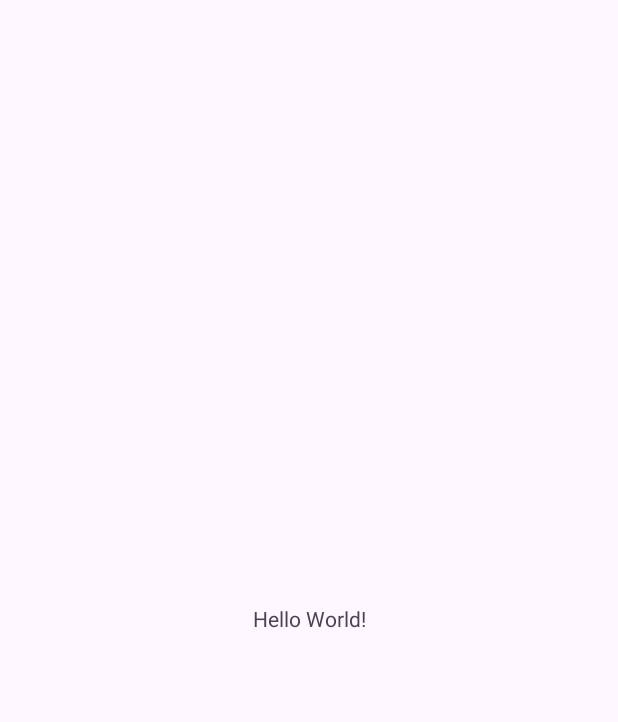
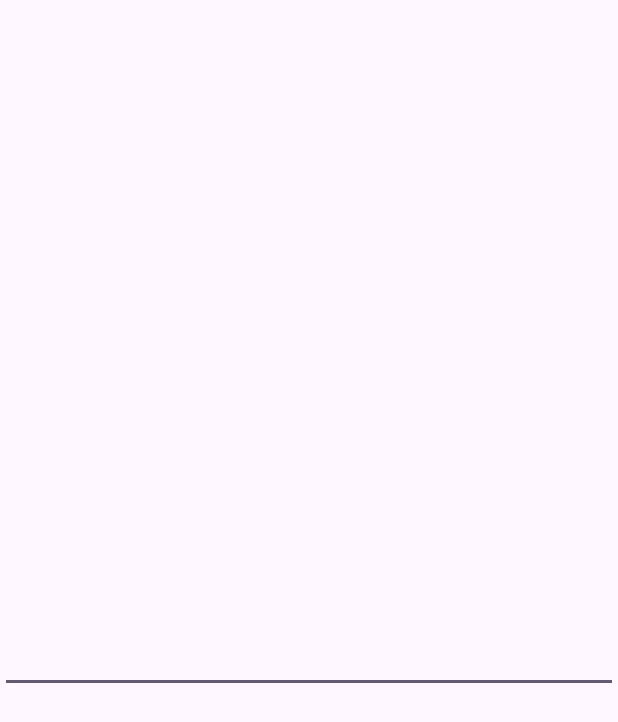
Before and after one commit to duchieu123456/nguyenduchieu, an Android app: the screen it shows after launch (MainActivity), on a phone screen of 412 x 824 dp. Before the commit the part shown is almost empty. Shown: the top 722 px of the screen. Run offline under Robolectric (Android 15) with nearby library versions, the phone set to English and light mode, and no system bars.

Commit message:
commit frsit

```diff
--- a/app/src/main/res/layout/activity_main.xml
+++ b/app/src/main/res/layout/activity_main.xml
@@ -6,10 +6,10 @@
     android:layout_height="match_parent"
     tools:context=".MainActivity">
 
-    <TextView
-        android:layout_width="wrap_content"
-        android:layout_height="wrap_content"
-        android:text="Hello World!"
+    <EditText
+        android:layout_width="match_parent"
+        android:layout_height="100dp"
+
         app:layout_constraintBottom_toBottomOf="parent"
         app:layout_constraintEnd_toEndOf="parent"
         app:layout_constraintStart_toStartOf="parent"
```
